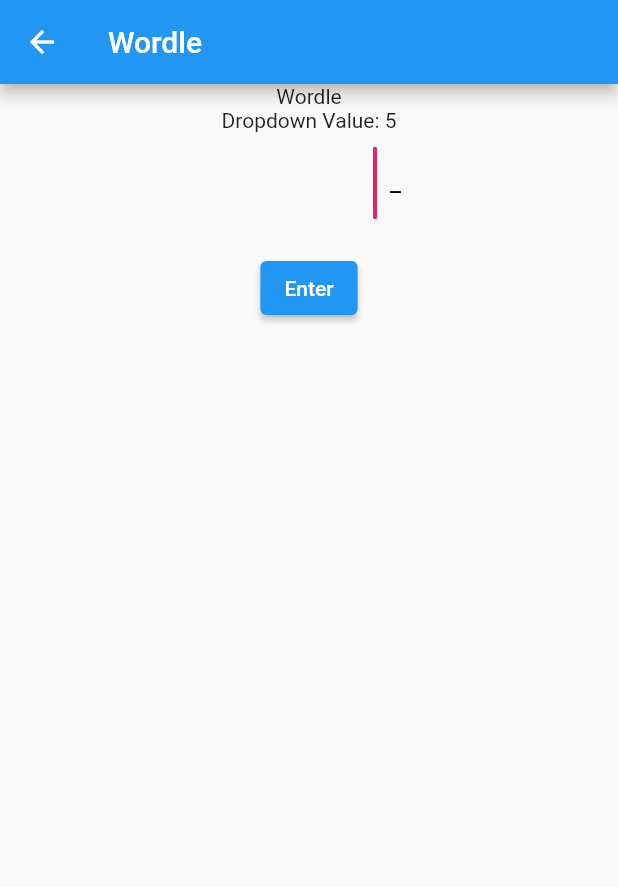
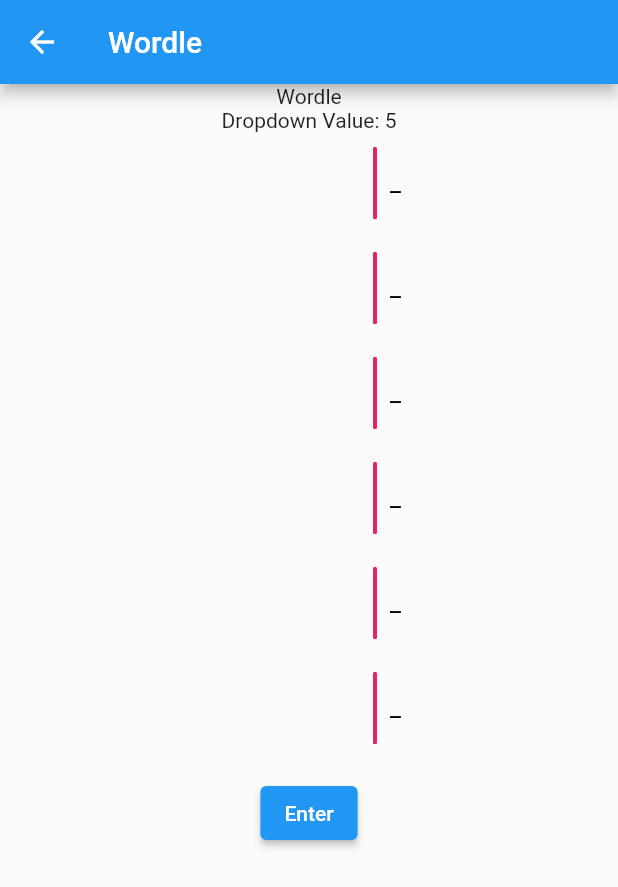
Before and after one commit to kabdelhalem/ElevatorGames, a Flutter app: the Wordle screen opened directly with empty values, on a phone screen of 412 x 824 dp. Shown: the top 887 px of the screen. Run offline on Flutter 3.47's test engine with Material 2 defaults, Android fonts, the phone set to English and light mode, and no system bars.

Commit message:
Created List Widget Generator for vertical Text Field Forms

```diff
--- a/Frontend/lib/pages/wordleGame/wordle.dart
+++ b/Frontend/lib/pages/wordleGame/wordle.dart
@@ -2,6 +2,7 @@
 import 'package:flutter/material.dart';
 import 'package:flutter/services.dart';
 import 'package:elevatorgames/services/chooseDifficulty.dart';
+import 'package:elevatorgames/services/calculateWordle.dart';
 
 class Wordle extends StatefulWidget {
 
@@ -28,7 +29,9 @@
           Text('Dropdown Value: ${chooseDifficulty(widget.newDropDownValue)}'),
           Padding(
             padding: const EdgeInsets.fromLTRB(250, 10, 250, 0),
-            child: Row(
+            child: Column(
+              children: List<Widget>.generate(6, (index){
+                return Row(
                   children: [
                     Expanded(
                       child: Row(
@@ -54,11 +57,14 @@
                       ),
                     ),
                   ],
+                );
+              }),
             ),
           ),
           ElevatedButton(
                   onPressed: (){
                     print(myList);
+                    //calculateWordle(myList);
                   },
                   child: Text(
                     'Enter',
```
Lines whose indentation alone changed are shown as unchanged.
